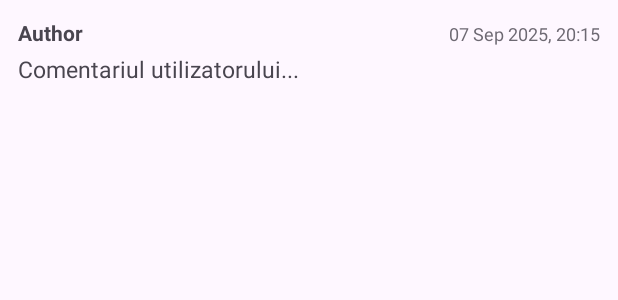
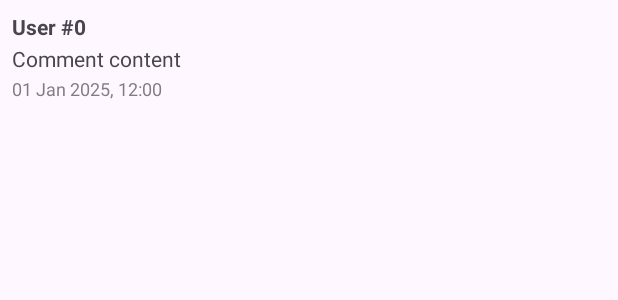
Before and after one commit to marcopetcu/BookClub, an Android app: the layout item_comment.xml on its own in the app's theme, with its tools: preview values and no code run, on a phone screen of 412 x 824 dp. Shown: the top 300 px of the screen. Run offline under Robolectric (Android 15) with nearby library versions, the phone set to English and light mode, and no system bars.

Commit message:
Add Comments Comment Title Comment userID&data

```diff
--- a/app/src/main/java/com/example/bookclub/data/ServiceLocator.kt
+++ b/app/src/main/java/com/example/bookclub/data/ServiceLocator.kt
@@ -16,7 +16,8 @@ object ServiceLocator {
             db(context).bookClubDao(),
             db(context).membershipDao(),
             db(context).followBookDao(),
-            db(context).inboxDao()
+            db(context).inboxDao(),
+            db(context).commentDao()   // ✅ ADĂUGAT pentru comentarii
         )
 
     fun commentsRepository(context: Context) =
--- a/app/src/main/java/com/example/bookclub/data/db/entities.kt
+++ b/app/src/main/java/com/example/bookclub/data/db/entities.kt
@@ -89,6 +89,8 @@ data class FollowBookEntity(
     tableName = "inbox",
     indices = [Index("userId"), Index("isRead"), Index("createdAt")]
 )
+
+
 data class InboxEntity(
     @PrimaryKey(autoGenerate = true) val id: Long = 0,
     val userId: Long,
--- a/app/src/main/java/com/example/bookclub/ui/club/ClubComment.kt
+++ b/app/src/main/java/com/example/bookclub/data/model/ClubComment.kt
@@ -1,11 +1,11 @@
-package com.example.bookclub.ui.club
+package com.example.bookclub.data.model
 
 import java.time.Instant
 
 data class ClubComment(
     val id: Long,
     val clubId: Long,
-    val authorName: String,
+    val userId: Long,
     val content: String,
     val createdAt: Instant
 )
--- a/app/src/main/res/layout/item_comment.xml
+++ b/app/src/main/res/layout/item_comment.xml
@@ -1,40 +1,32 @@
-<?xml version="1.0" encoding="utf-8"?>
 <LinearLayout xmlns:android="http://schemas.android.com/apk/res/android"
     android:layout_width="match_parent"
     android:layout_height="wrap_content"
     android:orientation="vertical"
-    android:padding="12dp">
+    android:padding="8dp">
 
-    <!-- prima linie: autor + timestamp -->
-    <LinearLayout
-        android:layout_width="match_parent"
+    <TextView
+        android:id="@+id/txtAuthor"
+        android:layout_width="wrap_content"
         android:layout_height="wrap_content"
-        android:orientation="horizontal">
+        android:textStyle="bold"
+        android:text="User #0"
+        android:textSize="14sp" />
 
-        <TextView
-            android:id="@+id/txtAuthor"
-            android:layout_width="0dp"
-            android:layout_height="wrap_content"
-            android:layout_weight="1"
-            android:textStyle="bold"
-            android:textSize="14sp"
-            android:text="Author"/>
-
-        <TextView
-            android:id="@+id/txtTime"
-            android:layout_width="wrap_content"
-            android:layout_height="wrap_content"
-            android:textSize="12sp"
-            android:alpha="0.8"
-            android:text="07 Sep 2025, 20:15"/>
-    </LinearLayout>
-
-    <!-- conținutul comentariului -->
     <TextView
         android:id="@+id/txtContent"
         android:layout_width="match_parent"
         android:layout_height="wrap_content"
-        android:layout_marginTop="4dp"
-        android:textSize="15sp"
-        android:text="Comentariul utilizatorului..." />
+        android:text="Comment content"
+        android:textSize="14sp"
+        android:layout_marginTop="2dp" />
+
+    <TextView
+        android:id="@+id/txtTime"
+        android:layout_width="wrap_content"
+        android:layout_height="wrap_content"
+        android:text="01 Jan 2025, 12:00"
+        android:textSize="12sp"
+        android:alpha="0.7"
+        android:layout_marginTop="2dp" />
+
 </LinearLayout>
--- a/app/src/main/res/values/strings.xml
+++ b/app/src/main/res/values/strings.xml
@@ -57,4 +57,10 @@
     <string name="club_detail_preview">Club #0</string>
     <string name="hint_comment">Scrie un comentariu…</string>
     <string name="btn_send">Trimite</string>
+    <string name="hint_write_comment">Write a comment…</string>
+    <string name="cd_book_cover">Book cover</string>
+    <string name="placeholder_title">Book title</string>
+    <string name="placeholder_author">Author</string>
+    <string name="club_header_default">Club</string>
+
 </resources>
```
Also changed, not shown: app/src/main/java/com/example/bookclub/data/repository/ClubsRepository.kt (+45 -12 lines), app/src/main/java/com/example/bookclub/data/repository/CommentsRepository.kt (+19 -1 lines), app/src/main/java/com/example/bookclub/ui/club/ClubDetailFragment.kt (+36 -26 lines), app/src/main/java/com/example/bookclub/ui/club/ClubDetailViewModel.kt (+14 -19 lines), app/src/main/java/com/example/bookclub/ui/club/ClubsFragment.kt (+19 -16 lines), app/src/main/java/com/example/bookclub/ui/club/CommentsAdapter.kt (+8 -12 lines), app/src/main/java/com/example/bookclub/ui/home/HomeFragment.kt (+15 -10 lines), app/src/main/res/layout/fragment_club_detail.xml (+27 -8 lines), app/src/main/res/navigation/navigation_home.xml (+21 -21 lines).
